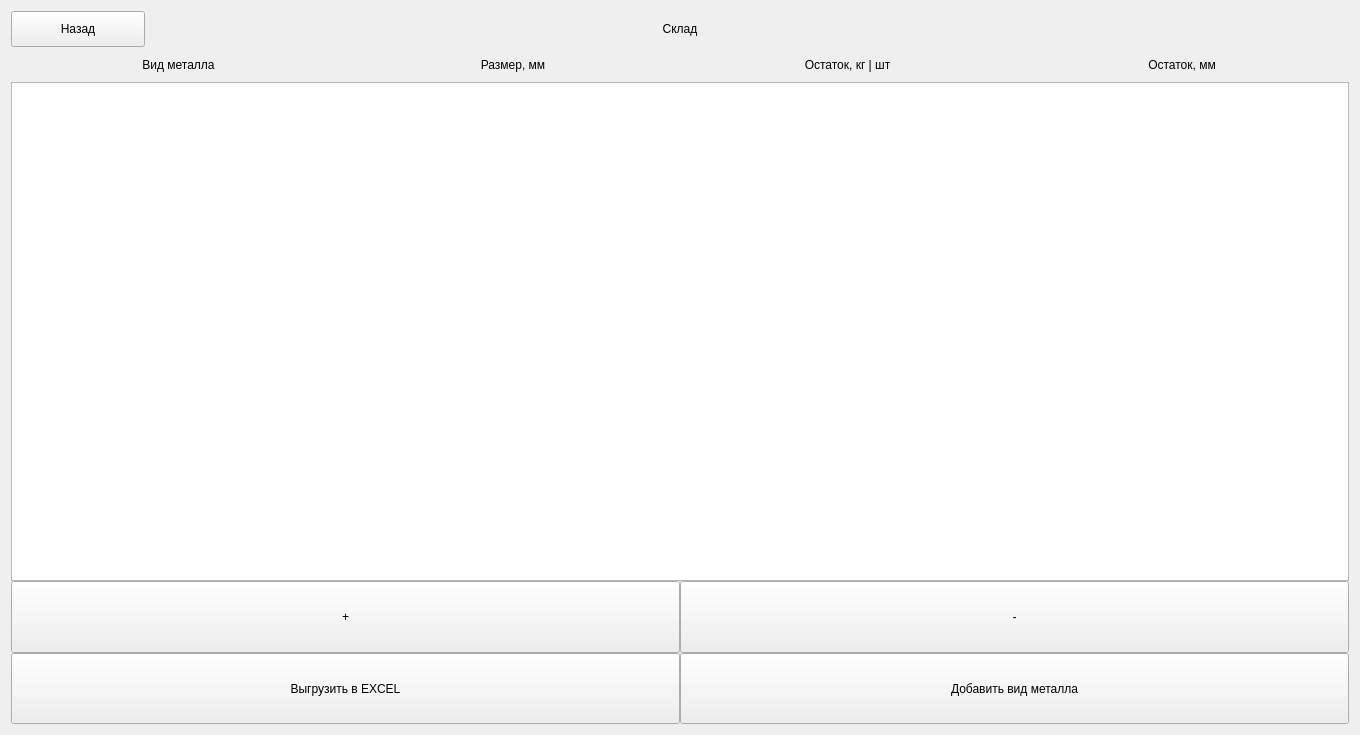
Old version of the form ui_sources/storage_frame.ui in the repository Churkabesina/Kazan_zavod_app.
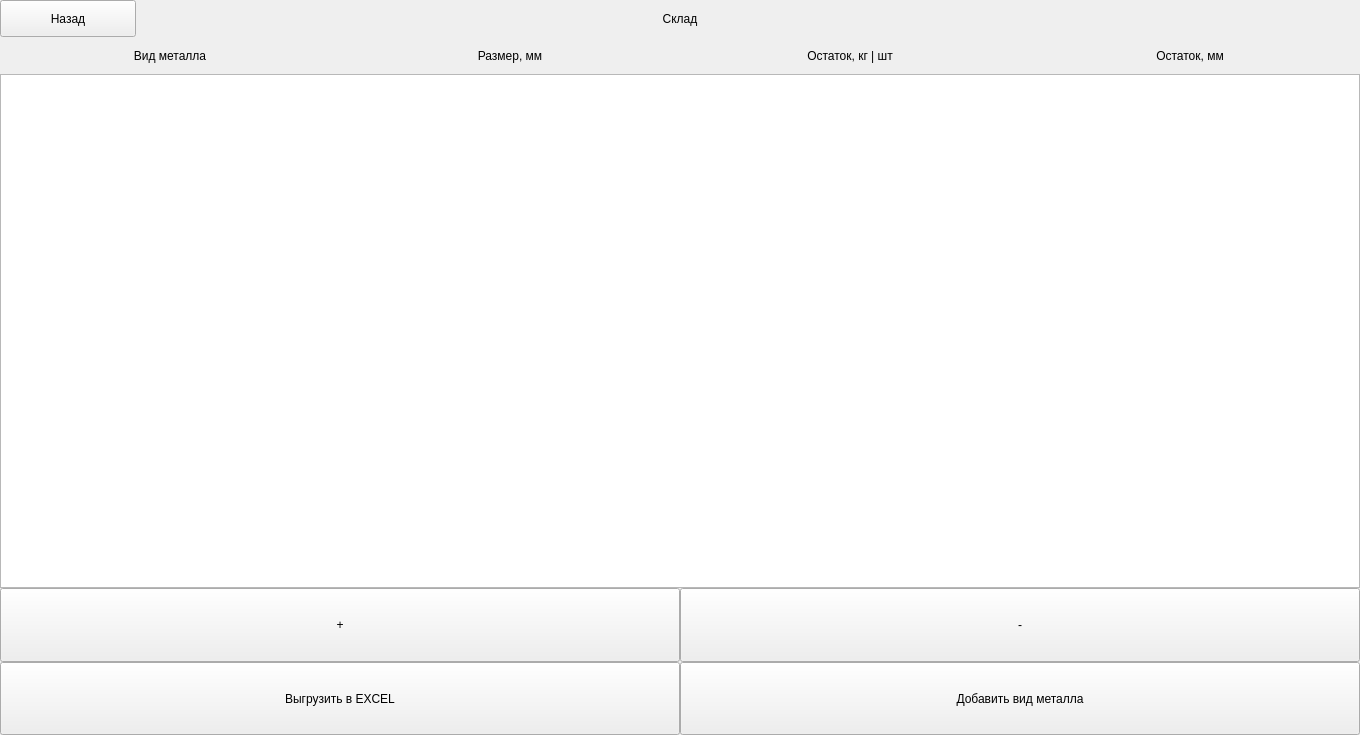
New version of the form.

Patch:
```diff
--- a/ui_sources/storage_frame.ui
+++ b/ui_sources/storage_frame.ui
@@ -17,6 +17,18 @@
    <property name="spacing">
     <number>0</number>
    </property>
+   <property name="leftMargin">
+    <number>0</number>
+   </property>
+   <property name="topMargin">
+    <number>0</number>
+   </property>
+   <property name="rightMargin">
+    <number>0</number>
+   </property>
+   <property name="bottomMargin">
+    <number>0</number>
+   </property>
    <item>
     <layout class="QVBoxLayout" name="frame_layout" stretch="1,1,14,2,2">
      <property name="spacing">
```
